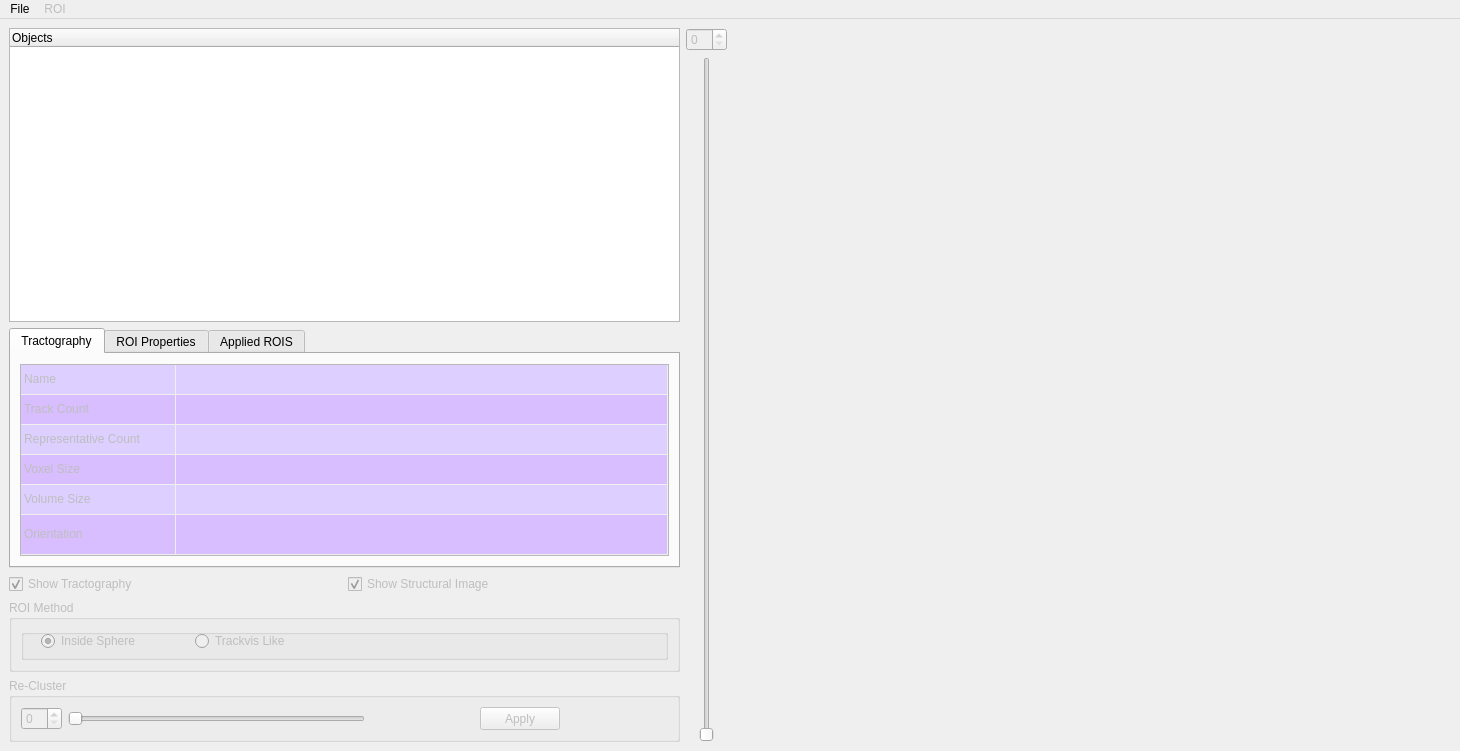
FBK-NILab/tractome, file mainwindow.ui: the form before one commit.
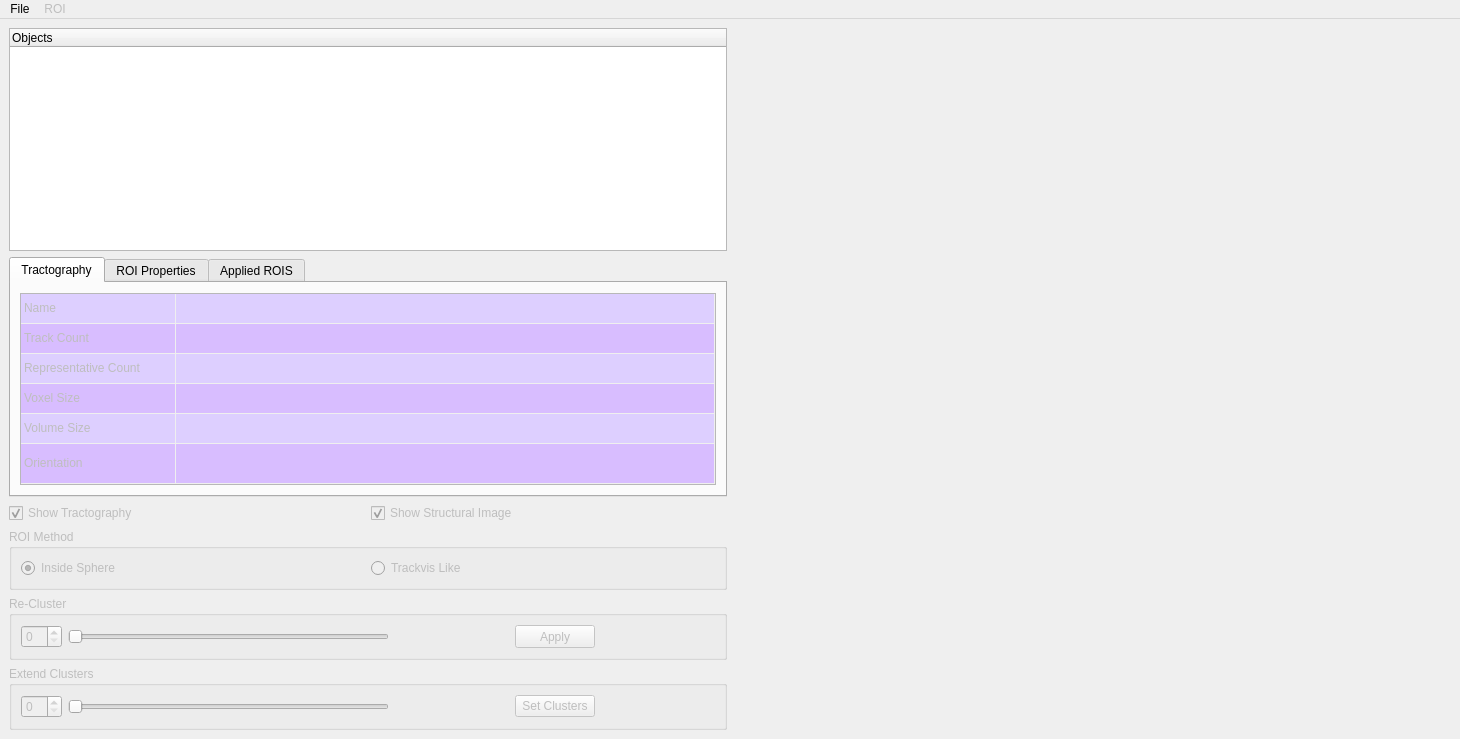
The form after the commit.

The edit to the form file:
```diff
--- a/mainwindow.ui
+++ b/mainwindow.ui
@@ -7,7 +7,7 @@
     <x>0</x>
     <y>0</y>
     <width>1460</width>
-    <height>751</height>
+    <height>739</height>
    </rect>
   </property>
   <property name="windowTitle">
@@ -19,9 +19,7 @@
   <widget class="QWidget" name="centralWidget">
    <layout class="QHBoxLayout" name="horizontalLayout_6">
     <item>
-     <layout class="QHBoxLayout" name="horizontalLayout">
-      <item>
-       <layout class="QVBoxLayout" name="verticalLayout_5">
+     <layout class="QVBoxLayout" name="verticalLayout_2">
         <item>
          <widget class="QTreeWidget" name="treeObject">
           <property name="sizePolicy">
@@ -621,6 +619,8 @@
          </layout>
         </item>
         <item>
+       <layout class="QVBoxLayout" name="verticalLayout">
+        <item>
          <widget class="QGroupBox" name="grbROImethod">
           <property name="enabled">
            <bool>false</bool>
@@ -642,22 +642,6 @@
           </property>
           <layout class="QVBoxLayout" name="verticalLayout_3">
            <item>
-            <layout class="QVBoxLayout" name="verticalLayout_15"/>
-           </item>
-           <item>
-            <widget class="QGroupBox" name="grb_tractomeroi">
-             <property name="title">
-              <string/>
-             </property>
-             <widget class="QWidget" name="layoutWidget_8">
-              <property name="geometry">
-               <rect>
-                <x>20</x>
-                <y>0</y>
-                <width>301</width>
-                <height>24</height>
-               </rect>
-              </property>
               <layout class="QHBoxLayout" name="horizontalLayout_31">
                <item>
                 <widget class="QRadioButton" name="rdbInsSphere">
@@ -677,8 +661,6 @@
                 </widget>
                </item>
               </layout>
-             </widget>
-            </widget>
            </item>
           </layout>
          </widget>
@@ -783,10 +765,17 @@
           </layout>
          </widget>
         </item>
-       </layout>
-      </item>
       <item>
-       <layout class="QVBoxLayout" name="verticalLayout_16">
+         <widget class="QGroupBox" name="grbExtendcluster">
+          <property name="enabled">
+           <bool>false</bool>
+          </property>
+          <property name="title">
+           <string>Extend Clusters</string>
+          </property>
+          <layout class="QHBoxLayout" name="horizontalLayout_12">
+           <item>
+            <layout class="QHBoxLayout" name="horizontalLayout_5">
         <item>
          <widget class="QSpinBox" name="spbExtClust">
           <property name="enabled">
@@ -795,25 +784,61 @@
           <property name="readOnly">
            <bool>false</bool>
           </property>
+               <property name="minimum">
+                <number>0</number>
+               </property>
          </widget>
         </item>
         <item>
-         <widget class="QSlider" name="vSlExtClust">
-          <property name="enabled">
-           <bool>false</bool>
-          </property>
-          <property name="sizePolicy">
-           <sizepolicy hsizetype="Minimum" vsizetype="Expanding">
-            <horstretch>0</horstretch>
-            <verstretch>0</verstretch>
-           </sizepolicy>
-          </property>
-          <property name="maximum">
-           <number>1000</number>
-          </property>
+              <widget class="QSlider" name="hSlExtclust">
+               <property name="minimum">
+                <number>0</number>
+               </property>
+               <property name="orientation">
+                <enum>Qt::Horizontal</enum>
+               </property>
+              </widget>
+             </item>
+             <item>
+              <layout class="QHBoxLayout" name="horizontalLayout">
+               <item>
+                <spacer name="horizontalSpacer">
+                 <property name="orientation">
+                  <enum>Qt::Horizontal</enum>
+                 </property>
+                 <property name="sizeHint" stdset="0">
+                  <size>
+                   <width>13</width>
+                   <height>20</height>
+                  </size>
+                 </property>
+                </spacer>
+               </item>
+               <item>
+                <widget class="QPushButton" name="pbExtCluster">
+                 <property name="text">
+                  <string>Set Clusters</string>
+                 </property>
+                </widget>
+               </item>
+               <item>
+                <spacer name="horizontalSpacer_2">
           <property name="orientation">
-           <enum>Qt::Vertical</enum>
-          </property>
+                  <enum>Qt::Horizontal</enum>
+                 </property>
+                 <property name="sizeHint" stdset="0">
+                  <size>
+                   <width>13</width>
+                   <height>20</height>
+                  </size>
+                 </property>
+                </spacer>
+               </item>
+              </layout>
+             </item>
+            </layout>
+           </item>
+          </layout>
          </widget>
         </item>
        </layout>
```
Left out of the diff: 6 changed lines with no effect on the pictures. Lines whose indentation alone changed are shown as unchanged.
